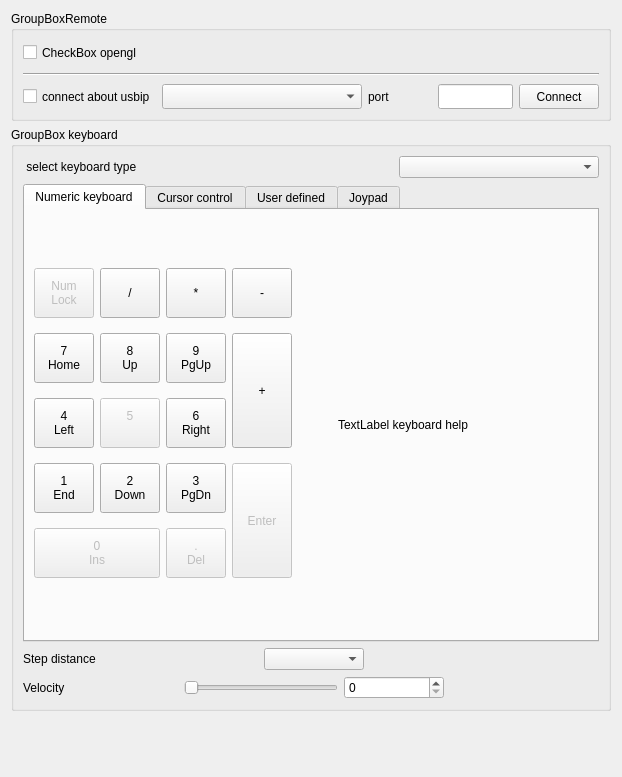
Before: the Qt Designer form sources/forms/sControl.ui in eduard-x/cnc-qt, drawn with Qt 5.
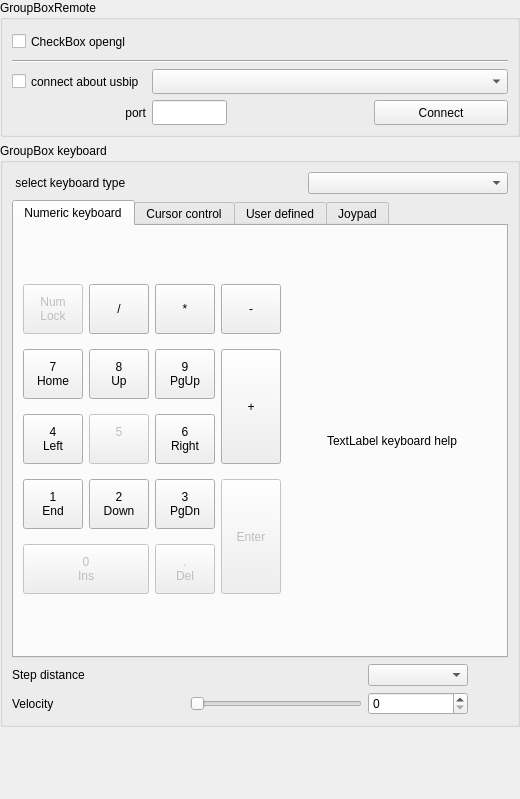
After: the same form once the commit is applied.

```diff
--- a/sources/forms/sControl.ui
+++ b/sources/forms/sControl.ui
@@ -6,8 +6,8 @@
    <rect>
     <x>0</x>
     <y>0</y>
-    <width>612</width>
-    <height>777</height>
+    <width>520</width>
+    <height>799</height>
    </rect>
   </property>
   <property name="sizePolicy">
@@ -19,7 +19,10 @@
   <property name="windowTitle">
    <string>Form</string>
   </property>
-  <layout class="QGridLayout" name="gridLayout">
+  <layout class="QGridLayout" name="gridLayout_4">
+   <property name="margin">
+    <number>0</number>
+   </property>
    <item row="0" column="0">
     <widget class="QGroupBox" name="groupRemote">
      <property name="sizePolicy">
@@ -40,8 +43,8 @@
      <property name="title">
       <string>GroupBoxRemote</string>
      </property>
-     <layout class="QVBoxLayout" name="verticalLayout">
-      <item>
+     <layout class="QGridLayout" name="gridLayout_5">
+      <item row="0" column="0">
        <widget class="QCheckBox" name="checkBoxOpenGL">
         <property name="sizePolicy">
          <sizepolicy hsizetype="Minimum" vsizetype="Minimum">
@@ -63,7 +66,7 @@
         </property>
        </widget>
       </item>
-      <item>
+      <item row="1" column="0">
        <widget class="Line" name="line_2">
         <property name="sizePolicy">
          <sizepolicy hsizetype="Minimum" vsizetype="Minimum">
@@ -76,9 +79,9 @@
         </property>
        </widget>
       </item>
-      <item>
-       <layout class="QHBoxLayout" name="horizontalLayout_3">
-        <item>
+      <item row="2" column="0">
+       <layout class="QGridLayout" name="gridLayout">
+        <item row="0" column="0">
          <widget class="QCheckBox" name="checkBoxUSBIP">
           <property name="sizePolicy">
            <sizepolicy hsizetype="Minimum" vsizetype="Minimum">
@@ -100,7 +103,7 @@
           </property>
          </widget>
         </item>
-        <item>
+        <item row="0" column="1" colspan="3">
          <widget class="QComboBox" name="comboBoxIP">
           <property name="sizePolicy">
            <sizepolicy hsizetype="Minimum" vsizetype="Minimum">
@@ -119,7 +122,7 @@
           </property>
          </widget>
         </item>
-        <item>
+        <item row="1" column="0">
          <widget class="QLabel" name="labelPort">
           <property name="sizePolicy">
            <sizepolicy hsizetype="Minimum" vsizetype="Minimum">
@@ -139,9 +142,12 @@
           <property name="text">
            <string>port</string>
           </property>
+          <property name="alignment">
+           <set>Qt::AlignRight|Qt::AlignTrailing|Qt::AlignVCenter</set>
+          </property>
          </widget>
         </item>
-        <item>
+        <item row="1" column="1">
          <widget class="QLineEdit" name="lineEditPort">
           <property name="sizePolicy">
            <sizepolicy hsizetype="Minimum" vsizetype="Minimum">
@@ -163,7 +169,23 @@
           </property>
          </widget>
         </item>
-        <item>
+        <item row="1" column="2">
+         <spacer name="horizontalSpacer_4">
+          <property name="orientation">
+           <enum>Qt::Horizontal</enum>
+          </property>
+          <property name="sizeType">
+           <enum>QSizePolicy::Minimum</enum>
+          </property>
+          <property name="sizeHint" stdset="0">
+           <size>
+            <width>40</width>
+            <height>20</height>
+           </size>
+          </property>
+         </spacer>
+        </item>
+        <item row="1" column="3">
          <widget class="QPushButton" name="pushConnect">
           <property name="sizePolicy">
            <sizepolicy hsizetype="Minimum" vsizetype="Minimum">
@@ -662,7 +684,7 @@
               </property>
               <property name="minimumSize">
                <size>
-                <width>250</width>
+                <width>170</width>
                 <height>410</height>
                </size>
               </property>
@@ -940,7 +962,7 @@
               </property>
               <property name="minimumSize">
                <size>
-                <width>250</width>
+                <width>170</width>
                 <height>410</height>
                </size>
               </property>
@@ -1194,7 +1216,7 @@
               </property>
               <property name="minimumSize">
                <size>
-                <width>250</width>
+                <width>170</width>
                 <height>100</height>
                </size>
               </property>
@@ -1580,6 +1602,9 @@
           <property name="orientation">
            <enum>Qt::Horizontal</enum>
           </property>
+          <property name="sizeType">
+           <enum>QSizePolicy::Minimum</enum>
+          </property>
           <property name="sizeHint" stdset="0">
            <size>
             <width>40</width>
@@ -1672,6 +1697,9 @@
           <property name="orientation">
            <enum>Qt::Horizontal</enum>
           </property>
+          <property name="sizeType">
+           <enum>QSizePolicy::Minimum</enum>
+          </property>
           <property name="sizeHint" stdset="0">
            <size>
             <width>40</width>
```
